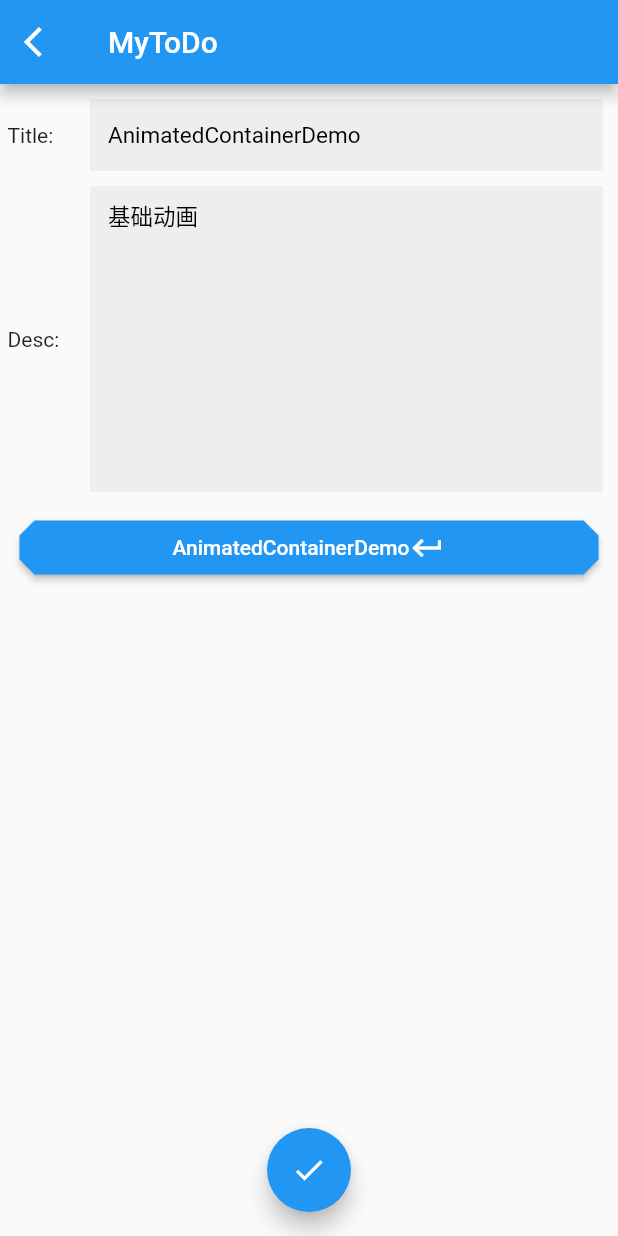
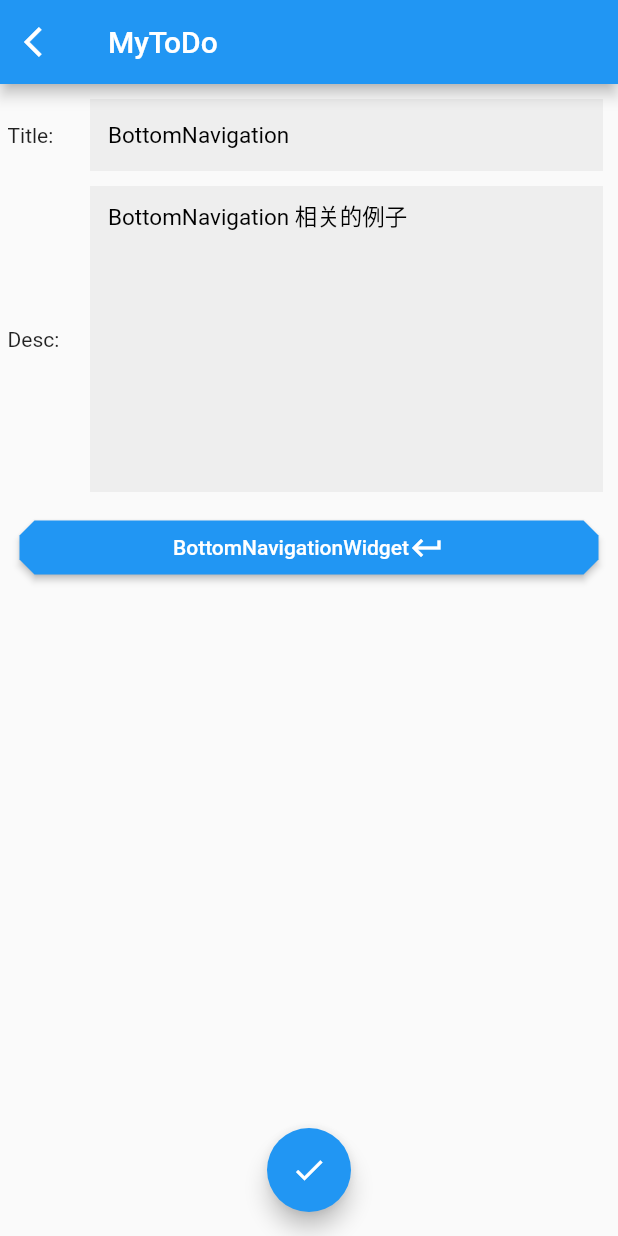
Before and after one commit to colinxiaoyu/redux-flutter-todolist, a Flutter app: the screen it shows after launch, after a tap on the "edit" icon, on a phone screen of 412 x 824 dp. Run offline on Flutter 3.47's test engine with Material 2 defaults, Android fonts, the phone set to English and light mode, and no system bars; our stand-ins replace flutter_redux, flutter_spinkit, redux.

Commit message:
创建 BottomNavigation 页面

```diff
--- /dev/null
+++ b/lib/page/bottom_navigation/bottom_navigation_widget.dart
@@ -0,0 +1,19 @@
+import 'package:flutter/material.dart';
+
+class BottomNavigationWidget extends StatefulWidget{
+  @override
+  _BottomNavigationWidgetState createState() {
+    return _BottomNavigationWidgetState();
+  }
+
+}
+
+class _BottomNavigationWidgetState extends State<BottomNavigationWidget>{
+  @override
+  Widget build(BuildContext context) {
+    return Scaffold(
+      appBar: AppBar(title: Text('BottomNavigationWidget'),),
+    );
+  }
+
+}
--- a/lib/page/todo_edit_page.dart
+++ b/lib/page/todo_edit_page.dart
@@ -9,6 +9,7 @@ import 'package:redux_todolist/page/animated/spinner.dart';
 import 'package:redux_todolist/page/animated/animated_container_demo.dart';
 import 'package:redux_todolist/page/animated/animated_cross_fade_demo.dart';
 import 'package:redux_todolist/page/animated/hide_bottom_bar.dart';
+import 'package:redux_todolist/page/bottom_navigation/bottom_navigation_widget.dart';
 import 'package:redux_todolist/page/example/audio_screen.dart';
 import 'package:redux_todolist/page/example/bottom_appBar_demo.dart';
 import 'package:redux_todolist/page/example/chip_page.dart';
@@ -239,6 +240,9 @@ class _TodoEditPageState extends State<TodoEditPage> {
       case 'ExpansionPanelListDemo':
         push(ExpansionPanelListDemo());
         break;
+      case 'BottomNavigationWidget':
+        push(BottomNavigationWidget());
+        break;
 
       default:
         break;
--- a/lib/reducer/list_reducer.dart
+++ b/lib/reducer/list_reducer.dart
@@ -28,6 +28,13 @@ class TodoList {
   List<ToDoState> list;
 
   static List<ToDoState> initToDos = <ToDoState>[
+    ToDoState(
+      uniqueId: '8',
+      title: 'BottomNavigation',
+      desc: 'BottomNavigation 相关的例子 ',
+      isDone: false,
+      todo: ['BottomNavigationWidget'],
+    ),
     ToDoState(
       uniqueId: '0',
       title: 'AnimatedContainerDemo',
```
